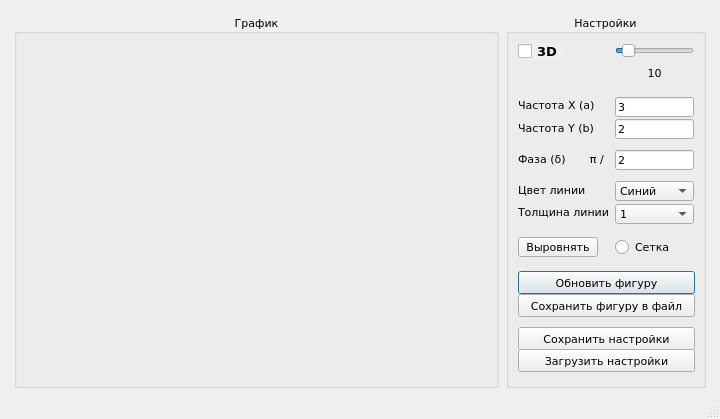
The window that main_window.ui (Laztrex/simple-graphics-lissajous) describes before a commit, drawn with Qt 5.
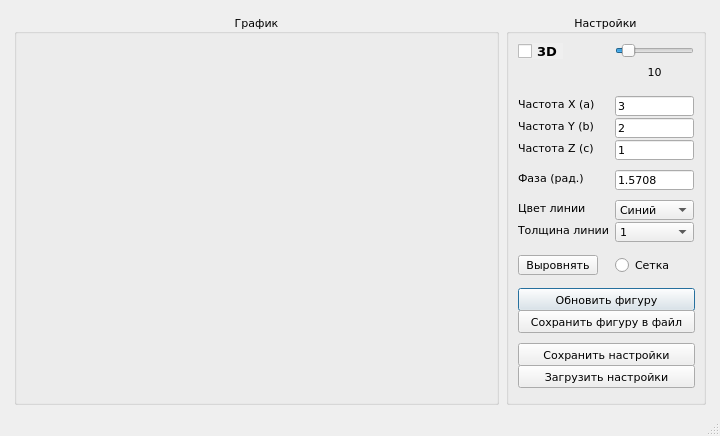
The same window after the commit.

Commit message: update ui, add phase (rad) y, z

```diff
--- a/main_window.ui
+++ b/main_window.ui
@@ -13,7 +13,7 @@
     <x>0</x>
     <y>0</y>
     <width>720</width>
-    <height>419</height>
+    <height>436</height>
    </rect>
   </property>
   <property name="sizePolicy">
@@ -332,23 +332,23 @@
          </property>
         </widget>
        </item>
-       <item row="5" column="0">
-        <spacer name="verticalSpacer_2">
-         <property name="orientation">
-          <enum>Qt::Vertical</enum>
-         </property>
-         <property name="sizeType">
-          <enum>QSizePolicy::Fixed</enum>
-         </property>
-         <property name="sizeHint" stdset="0">
-          <size>
-           <width>20</width>
-           <height>2</height>
-          </size>
-         </property>
-        </spacer>
-       </item>
        <item row="6" column="0">
+        <spacer name="verticalSpacer_2">
+         <property name="orientation">
+          <enum>Qt::Vertical</enum>
+         </property>
+         <property name="sizeType">
+          <enum>QSizePolicy::Fixed</enum>
+         </property>
+         <property name="sizeHint" stdset="0">
+          <size>
+           <width>20</width>
+           <height>2</height>
+          </size>
+         </property>
+        </spacer>
+       </item>
+       <item row="7" column="0">
         <widget class="QLabel" name="label_7">
          <property name="font">
           <font>
@@ -356,11 +356,11 @@
           </font>
          </property>
          <property name="text">
-          <string>Фаза (δ)       π /</string>
+          <string>Фаза (рад.)</string>
          </property>
         </widget>
        </item>
-       <item row="6" column="1">
+       <item row="7" column="1">
         <widget class="QLineEdit" name="phase_lineedit">
          <property name="minimumSize">
           <size>
@@ -374,27 +374,27 @@
           </font>
          </property>
          <property name="text">
-          <string>2</string>
+          <string>1.5708</string>
          </property>
         </widget>
        </item>
-       <item row="7" column="0">
-        <spacer name="verticalSpacer_3">
-         <property name="orientation">
-          <enum>Qt::Vertical</enum>
-         </property>
-         <property name="sizeType">
-          <enum>QSizePolicy::Fixed</enum>
-         </property>
-         <property name="sizeHint" stdset="0">
-          <size>
-           <width>20</width>
-           <height>2</height>
-          </size>
-         </property>
-        </spacer>
-       </item>
        <item row="8" column="0">
+        <spacer name="verticalSpacer_3">
+         <property name="orientation">
+          <enum>Qt::Vertical</enum>
+         </property>
+         <property name="sizeType">
+          <enum>QSizePolicy::Fixed</enum>
+         </property>
+         <property name="sizeHint" stdset="0">
+          <size>
+           <width>20</width>
+           <height>2</height>
+          </size>
+         </property>
+        </spacer>
+       </item>
+       <item row="9" column="0">
         <widget class="QLabel" name="label_3">
          <property name="font">
           <font>
@@ -406,7 +406,7 @@
          </property>
         </widget>
        </item>
-       <item row="8" column="1">
+       <item row="9" column="1">
         <widget class="QComboBox" name="color_combobox">
          <property name="minimumSize">
           <size>
@@ -447,7 +447,7 @@
          </item>
         </widget>
        </item>
-       <item row="9" column="0">
+       <item row="10" column="0">
         <widget class="QLabel" name="label_4">
          <property name="font">
           <font>
@@ -459,7 +459,7 @@
          </property>
         </widget>
        </item>
-       <item row="9" column="1">
+       <item row="10" column="1">
         <widget class="QComboBox" name="width_combobox">
          <property name="minimumSize">
           <size>
@@ -494,23 +494,23 @@
          </item>
         </widget>
        </item>
-       <item row="10" column="0">
-        <spacer name="verticalSpacer_4">
-         <property name="orientation">
-          <enum>Qt::Vertical</enum>
-         </property>
-         <property name="sizeType">
-          <enum>QSizePolicy::Fixed</enum>
-         </property>
-         <property name="sizeHint" stdset="0">
-          <size>
-           <width>20</width>
-           <height>5</height>
-          </size>
-         </property>
-        </spacer>
-       </item>
        <item row="11" column="0">
+        <spacer name="verticalSpacer_4">
+         <property name="orientation">
+          <enum>Qt::Vertical</enum>
+         </property>
+         <property name="sizeType">
+          <enum>QSizePolicy::Fixed</enum>
+         </property>
+         <property name="sizeHint" stdset="0">
+          <size>
+           <width>20</width>
+           <height>5</height>
+          </size>
+         </property>
+        </spacer>
+       </item>
+       <item row="12" column="0">
         <widget class="QPushButton" name="proportion_button">
          <property name="minimumSize">
           <size>
@@ -528,7 +528,7 @@
          </property>
         </widget>
        </item>
-       <item row="11" column="1">
+       <item row="12" column="1">
         <widget class="QRadioButton" name="radio_grid">
          <property name="minimumSize">
           <size>
@@ -555,7 +555,7 @@
          </property>
         </widget>
        </item>
-       <item row="12" column="0">
+       <item row="13" column="0">
         <spacer name="verticalSpacer_5">
          <property name="orientation">
           <enum>Qt::Vertical</enum>
@@ -571,7 +571,7 @@
          </property>
         </spacer>
        </item>
-       <item row="13" column="0" colspan="2">
+       <item row="14" column="0" colspan="2">
         <widget class="QPushButton" name="plot_button">
          <property name="minimumSize">
           <size>
@@ -613,7 +613,7 @@
          </property>
         </widget>
        </item>
-       <item row="14" column="0" colspan="2">
+       <item row="15" column="0" colspan="2">
         <widget class="QPushButton" name="save_button">
          <property name="minimumSize">
           <size>
@@ -631,7 +631,7 @@
          </property>
         </widget>
        </item>
-       <item row="15" column="0">
+       <item row="16" column="0">
         <spacer name="verticalSpacer_6">
          <property name="orientation">
           <enum>Qt::Vertical</enum>
@@ -647,7 +647,7 @@
          </property>
         </spacer>
        </item>
-       <item row="16" column="0" colspan="2">
+       <item row="17" column="0" colspan="2">
         <widget class="QPushButton" name="save_json_button">
          <property name="minimumSize">
           <size>
@@ -665,7 +665,7 @@
          </property>
         </widget>
        </item>
-       <item row="17" column="0" colspan="2">
+       <item row="18" column="0" colspan="2">
         <widget class="QPushButton" name="load_json_button">
          <property name="minimumSize">
           <size>
@@ -683,7 +683,7 @@
          </property>
         </widget>
        </item>
-       <item row="18" column="0">
+       <item row="19" column="0">
         <spacer name="verticalSpacer">
          <property name="orientation">
           <enum>Qt::Vertical</enum>
@@ -699,6 +699,26 @@
          </property>
         </spacer>
        </item>
+       <item row="5" column="0">
+        <widget class="QLabel" name="label_5">
+         <property name="text">
+          <string>Частота Z (с)</string>
+         </property>
+        </widget>
+       </item>
+       <item row="5" column="1">
+        <widget class="QLineEdit" name="freq_z_lineedit">
+         <property name="minimumSize">
+          <size>
+           <width>77</width>
+           <height>20</height>
+          </size>
+         </property>
+         <property name="text">
+          <string>1</string>
+         </property>
+        </widget>
+       </item>
        <item row="1" column="1">
         <widget class="QLabel" name="length_label">
          <property name="text">
```
Left out of the diff: 129 changed lines with no effect on the pictures. The commit also changes 2 other files.
